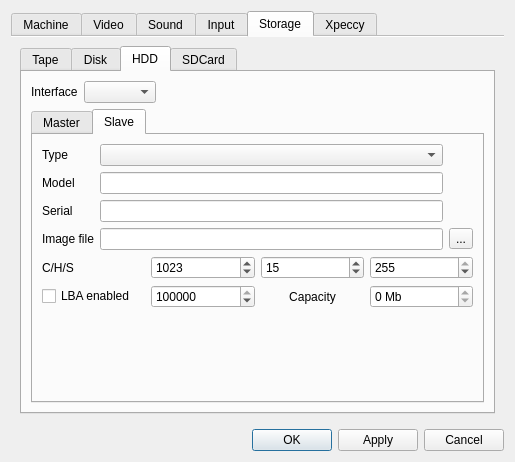
This is ui/setupwin.ui in samstyle/Xpeccy as Qt 5 draws it before an edit. The edited form follows.
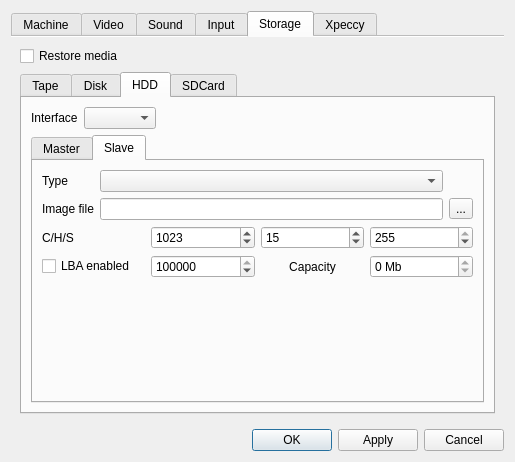
This is the edited form. The open tabs and pages were chosen to show the change. Icons and pictures are not drawn.

The edit to the form file:
```diff
--- a/ui/setupwin.ui
+++ b/ui/setupwin.ui
@@ -1306,6 +1306,13 @@
          <string>Storage</string>
         </attribute>
         <layout class="QVBoxLayout" name="verticalLayout_29">
+         <item>
+          <widget class="QCheckBox" name="mempaths">
+           <property name="text">
+            <string>Restore media</string>
+           </property>
+          </widget>
+         </item>
          <item>
           <widget class="QTabWidget" name="tabWidget_3">
            <property name="currentIndex">
@@ -2305,54 +2312,20 @@
                     <widget class="QComboBox" name="hs_type"/>
                    </item>
                    <item row="1" column="0">
-                    <widget class="QLabel" name="label_28">
-                     <property name="text">
-                      <string>Model</string>
-                     </property>
-                    </widget>
-                   </item>
-                   <item row="1" column="1">
-                    <widget class="QLineEdit" name="hs_model">
-                     <property name="maxLength">
-                      <number>40</number>
-                     </property>
-                     <property name="frame">
-                      <bool>true</bool>
-                     </property>
-                    </widget>
-                   </item>
-                   <item row="2" column="0">
-                    <widget class="QLabel" name="label_30">
-                     <property name="text">
-                      <string>Serial</string>
-                     </property>
-                    </widget>
-                   </item>
-                   <item row="2" column="1">
-                    <widget class="QLineEdit" name="hs_ser">
-                     <property name="text">
-                      <string/>
-                     </property>
-                     <property name="maxLength">
-                      <number>20</number>
-                     </property>
-                    </widget>
-                   </item>
-                   <item row="3" column="0">
                     <widget class="QLabel" name="label_31">
                      <property name="text">
                       <string>Image file</string>
                      </property>
                     </widget>
                    </item>
-                   <item row="3" column="1">
+                   <item row="1" column="1">
                     <widget class="QLineEdit" name="hs_path">
                      <property name="readOnly">
                       <bool>true</bool>
                      </property>
                     </widget>
                    </item>
-                   <item row="3" column="2">
+                   <item row="1" column="2">
                     <widget class="QToolButton" name="hs_pathtb">
                      <property name="text">
                       <string>...</string>
```
Left out of the diff: 126 changed lines with no effect on the pictures.
